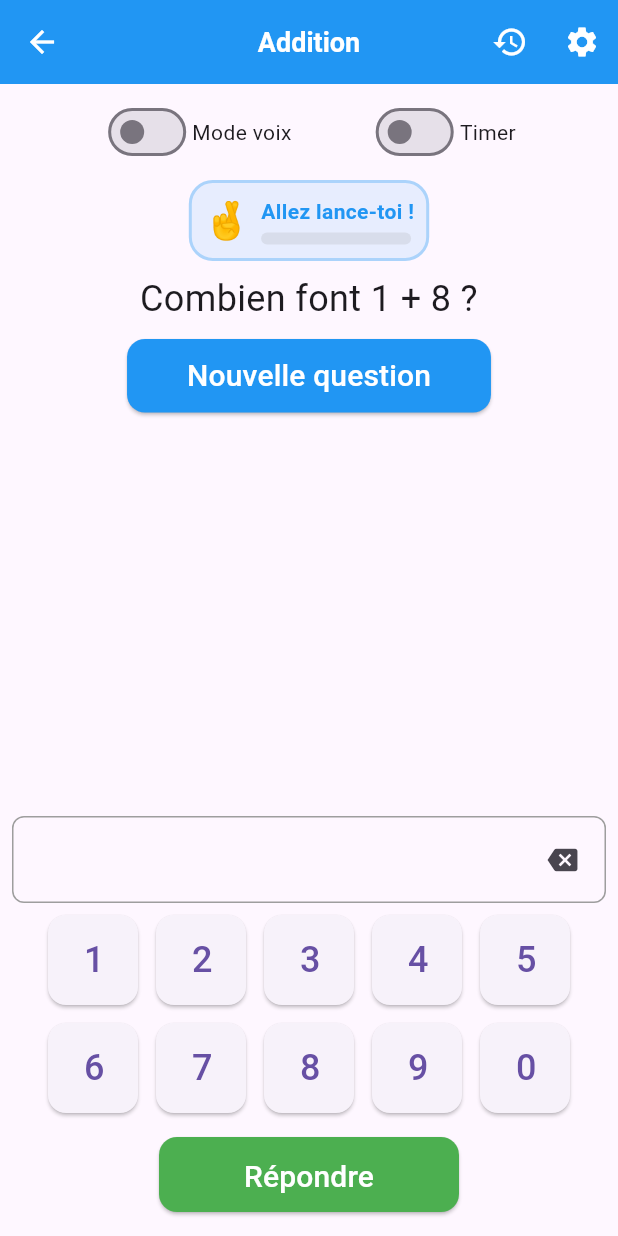
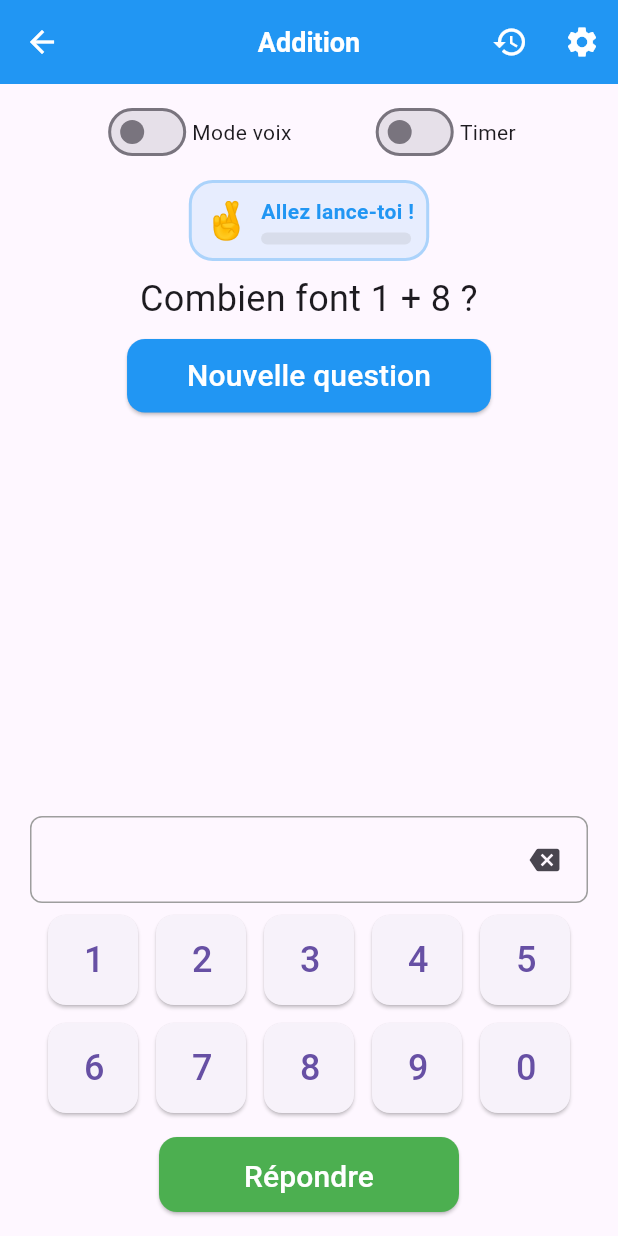
Before and after one commit to dovene/mental-exercice-flutter, a Flutter app: the ExercisePage screen opened directly with sample values from the repository, after a tap on "Démarrer", on a phone screen of 412 x 824 dp. Run offline on Flutter 3.47's test engine with Material 3 defaults, Android fonts, the phone set to English and light mode, and no system bars; our stand-ins replace audioplayers, permission_handler, shared_preferences, speech_to_text, sqflite; accounts and stored records are empty; Roboto replaces fonts that are missing (Quicksand).

Commit message:
code refactoring

```diff
--- a/lib/helper/app_constants.dart
+++ b/lib/helper/app_constants.dart
@@ -1,4 +1,5 @@
 class AppConstants {
   static const int magicAnimationDuration = 7000;
   static const int magicAnimationStreak = 7;
+  static const bool useFrenchLocale = true;
 }
--- a/lib/screens/controllers/exercise_controller.dart
+++ b/lib/screens/controllers/exercise_controller.dart
@@ -8,6 +8,7 @@ import '../../../models/subject.dart';
 import '../../../services/audio_service.dart';
 import '../../../services/database_helper.dart';
 import '../../../services/speech_service.dart';
+import '../../helper/app_constants.dart';
 import '../../models/operations_settings.dart';
 import '../../services/problem_generator.dart';
 
@@ -43,6 +44,7 @@ class ExerciseController with ChangeNotifier {
 
   // Animation control
   bool _showAnswerAnimation = false;
+  final bool _useFrenchLocale = AppConstants.useFrenchLocale;
 
   // Getters
   bool get isListening => _isListening;
@@ -64,6 +66,7 @@ class ExerciseController with ChangeNotifier {
   final ProblemGenerator _problemGenerator = ProblemGenerator();
   MathProblem? _currentProblem;
   MathProblem? get currentProblem => _currentProblem;
+  bool get useFrenchLocale => _useFrenchLocale;
 
   ExerciseController(this.subjectType) {
     _loadSettings();
@@ -340,27 +343,32 @@ class ExerciseController with ChangeNotifier {
   }
 
   // static method to format a double to a string with 2 decimal places if there are decimals without trailing zeros
-  static String formatDouble(double value) {
+  static String formatDouble(double value, bool useFrenchLocale) {
+    String result;
     if (value == value.toInt()) {
-      return value.toInt().toString();
+      result = value.toInt().toString();
     } else {
-      return value.toStringAsFixed(2).replaceAll(RegExp(r'\.0+$'), '');
+      result = value.toStringAsFixed(2).replaceAll(RegExp(r'\.0+$'), '');
     }
+
+    // Replace decimal point with comma for French locale
+    if (useFrenchLocale) {
+      result = result.replaceAll('.', ',');
+    }
+
+    return result;
   }
 
   void handleKeyPress(String key) {
-    // Allow decimal point only if decimalMode is enabled
-    if (key == '.' && _settings.decimalMode) {
-      // Only add decimal point if it doesn't already exist
-      if (!_currentInput.contains('.') && _currentInput.length < 4) {
-        _currentInput += key;
-        notifyListeners();
-      }
-    } else if (_currentInput.length < 5) {
-      // Limiter à 5 caractères maximum (including decimal point)
-      _currentInput += key;
-      notifyListeners();
+    // Handle decimal separators
+    if (key == '.' || key == ',') {
+      if (!_settings.decimalMode) return; // Decimal not allowed
+      if (_currentInput.contains(key)) return; // Separator already present
     }
+
+    // Append key and notify listeners
+    _currentInput += key;
+    notifyListeners();
   }
 
   // Start the exercise timer
@@ -448,7 +456,8 @@ class ExerciseController with ChangeNotifier {
       _streak = 0; // Réinitialiser la série
     } else {
       try {
-        final double userAnswer = double.parse(_lastAnswer);
+
+        final double userAnswer = double.parse(_lastAnswer.replaceAll(',', '.'));
         final double correctAnswer = getCorrectAnswer();
 
         // For decimal mode, allow small rounding differences
@@ -545,6 +554,15 @@ class ExerciseController with ChangeNotifier {
     }
   }
 
+  // Add a method to format displayed numbers based on locale
+  static String formatNumberForDisplay(String number, bool useFrenchLocale ) {
+    if (useFrenchLocale) {
+      // Replace dots with commas for display in French locale
+      return number.replaceAll('.', ',');
+    }
+    return number;
+  }
+
   Future<void> _saveExerciseHistory() async {
     if (subjectType != SubjectType.problemes &&
         (_currentNumber1 == 0 || _currentNumber2 == 0)) return;
--- a/lib/screens/settings_page.dart
+++ b/lib/screens/settings_page.dart
@@ -227,7 +227,9 @@ class _SettingsPageState extends State<SettingsPage> {
           },
         ),
         if (widget.subject.type == SubjectType.addition ||
-            widget.subject.type == SubjectType.soustraction)
+            widget.subject.type == SubjectType.soustraction ||
+            widget.subject.type == SubjectType.multiplication ||
+            widget.subject.type == SubjectType.division)
           CheckboxListTile(
             title: const Text('Opérations décimales'),
             subtitle: const Text('Calculs avec des nombres décimaux'),
--- a/lib/widgets/number_keyboard.dart
+++ b/lib/widgets/number_keyboard.dart
@@ -1,3 +1,6 @@
+import 'package:flutter/material.dart';
+import 'package:flutter/material.dart';
+
 import 'package:flutter/material.dart';
 
 // Custom widget for the number keyboard
@@ -6,7 +9,8 @@ class NumberKeyboard extends StatelessWidget {
   final Function() onSubmit;
   final Function() onDelete;
   final String currentInput;
-  final bool decimalMode; // Added parameter for decimal mode
+  final bool decimalMode; // Parameter for decimal mode
+  final bool useFrenchLocale; // Added parameter for French locale
 
   const NumberKeyboard({
     super.key,
@@ -14,18 +18,27 @@ class NumberKeyboard extends StatelessWidget {
     required this.onSubmit,
     required this.onDelete,
     required this.currentInput,
-    required this.decimalMode, // Required parameter
+    required this.decimalMode,
+    this.useFrenchLocale = true, // Default to false
   });
 
   @override
   Widget build(BuildContext context) {
+    // Determine the decimal separator based on locale
+    final String decimalSeparator = useFrenchLocale ? ',' : '.';
+
     return Column(
       mainAxisAlignment: MainAxisAlignment.end,
       children: [
-        // Input display
-        Container(
+        // Input display row with decimal button when in decimal mode
+        Row(
+          mainAxisAlignment: MainAxisAlignment.center,
+          children: [
+            // Input display container
+            Expanded(
+              child: Container(
                 padding: const EdgeInsets.all(4),
-          margin: const EdgeInsets.symmetric(horizontal: 8),
+                margin: const EdgeInsets.only(left: 20, right: 20),
                 decoration: BoxDecoration(
                   border: Border.all(color: Colors.grey),
                   borderRadius: BorderRadius.circular(8),
@@ -33,16 +46,35 @@ class NumberKeyboard extends StatelessWidget {
                 child: Row(
                   mainAxisAlignment: MainAxisAlignment.spaceBetween,
                   children: [
-              Text(
+                    Expanded(
+                      child: Text(
                         currentInput,
                         style: const TextStyle(fontSize: 20),
                       ),
+                    ),
                     IconButton(
-                icon: const Icon(Icons.backspace, size: 20), // Smaller size
+                      icon: const Icon(Icons.backspace, size: 20),
                       onPressed: onDelete,
                     ),
                   ],
                 ),
+              ),
+            ),
+            // Decimal point/comma button in the first row
+            if (decimalMode)
+              Container(
+                margin: const EdgeInsets.only(right: 18),
+                width: 60,
+                height: 60,
+                child: ElevatedButton(
+                  onPressed: () => onKeyPressed(decimalSeparator),
+                  child: Text(
+                    decimalSeparator,
+                    style: const TextStyle(fontSize: 24, fontWeight: FontWeight.bold),
+                  ),
+                ),
+              ),
+          ],
         ),
         const SizedBox(height: 8),
         // Number pad
@@ -74,19 +106,6 @@ class NumberKeyboard extends StatelessWidget {
                 ),
               ),
             ),
-            // Decimal point button only visible in decimal mode
-            if (decimalMode)
-              SizedBox(
-                width: 60,
-                height: 60,
-                child: ElevatedButton(
-                  onPressed: () => onKeyPressed('.'),
-                  child: const Text(
-                    '.',
-                    style: TextStyle(fontSize: 24, fontWeight: FontWeight.bold),
-                  ),
-                ),
-              ),
           ],
         ),
         const SizedBox(height: 16),
```
Also changed, not shown: lib/models/exercise_history.dart (+5 -2 lines), lib/screens/exercise_page.dart (+14 -5 lines), lib/screens/history_page.dart (+6 -2 lines), 2 other files. Lines whose indentation alone changed are shown as unchanged.
